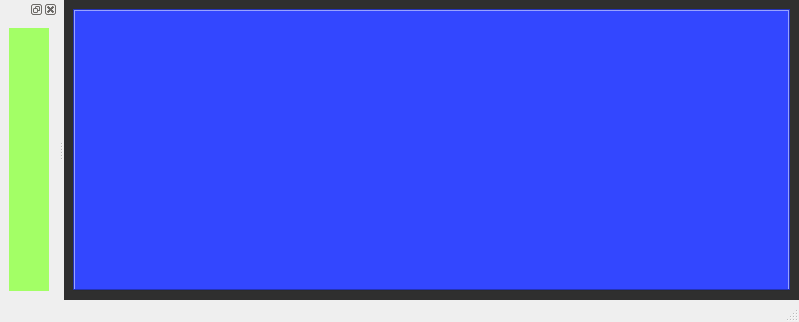
First picture: the form in src/core/mainwindow.ui, repository Ing-chuck/Aguara_POS, before the edit.
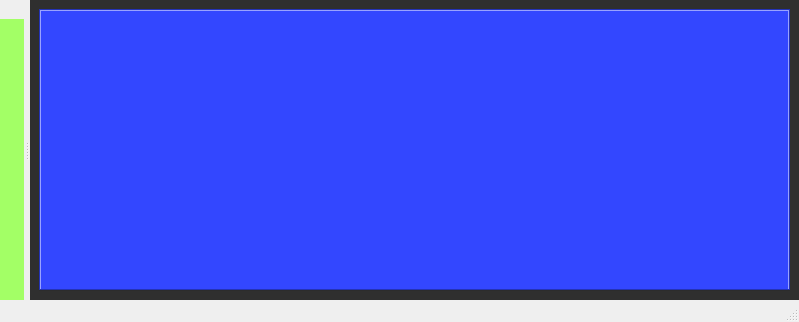
Second picture: the form after the edit.

The edit to the form file:
```diff
--- a/src/core/mainwindow.ui
+++ b/src/core/mainwindow.ui
@@ -69,11 +69,32 @@
   </widget>
   <widget class="QStatusBar" name="statusbar"/>
   <widget class="QDockWidget" name="dockWidget">
+   <property name="floating">
+    <bool>false</bool>
+   </property>
+   <property name="features">
+    <set>QDockWidget::DockWidgetMovable</set>
+   </property>
    <attribute name="dockWidgetArea">
     <number>1</number>
    </attribute>
    <widget class="QWidget" name="dockWidgetContents">
     <layout class="QHBoxLayout" name="horizontalLayout_2">
+     <property name="spacing">
+      <number>0</number>
+     </property>
+     <property name="leftMargin">
+      <number>0</number>
+     </property>
+     <property name="topMargin">
+      <number>0</number>
+     </property>
+     <property name="rightMargin">
+      <number>0</number>
+     </property>
+     <property name="bottomMargin">
+      <number>0</number>
+     </property>
      <item>
       <widget class="QWidget" name="sideBar" native="true">
        <property name="enabled">
```
